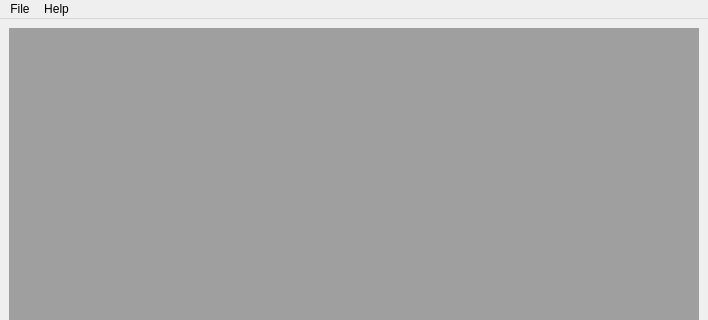
Old version of the form src/designer/mainwindow.ui in the repository idkravitz/grant-diagram; both pictures show x 0 to 708 and y 0 to 320 of the 708 by 600 pixel window.
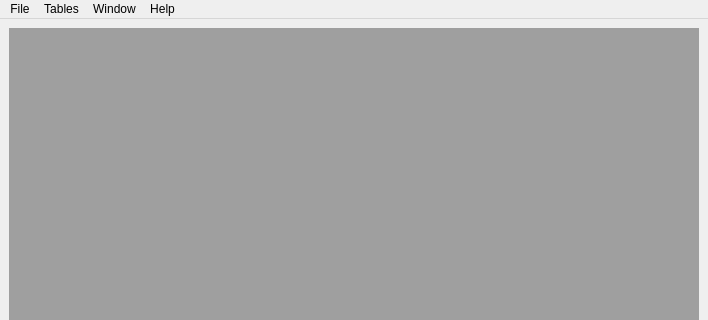
New version of the form.

The edit to the form file:
```diff
--- a/src/designer/mainwindow.ui
+++ b/src/designer/mainwindow.ui
@@ -58,7 +58,22 @@
     </property>
     <addaction name="actionAbout"/>
    </widget>
+   <widget class="QMenu" name="menuWindow">
+    <property name="title">
+     <string>Window</string>
+    </property>
+    <addaction name="actionTile_subwindows"/>
+    <addaction name="actionCascade_subwindows"/>
+   </widget>
+   <widget class="QMenu" name="menuTables">
+    <property name="title">
+     <string>Tables</string>
+    </property>
+    <addaction name="actionCompanies"/>
+   </widget>
    <addaction name="menuFile"/>
+   <addaction name="menuTables"/>
+   <addaction name="menuWindow"/>
    <addaction name="menuHelp"/>
   </widget>
   <widget class="QStatusBar" name="statusbar"/>
```
Left out of the diff: 55 changed lines with no effect on the pictures.
